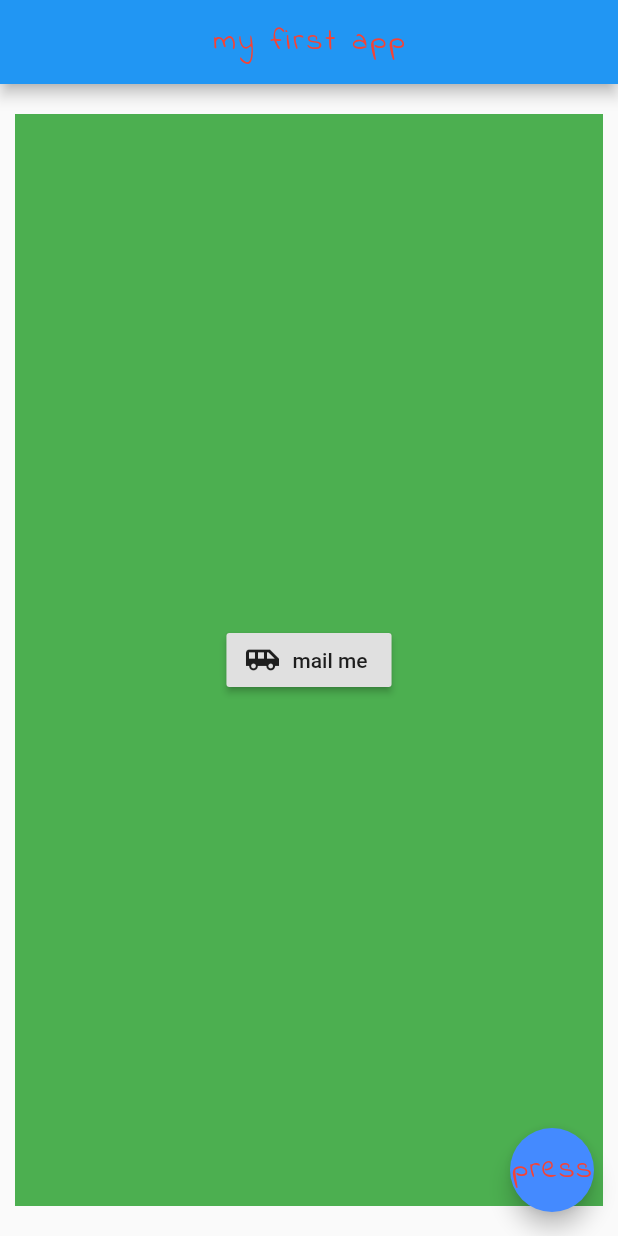
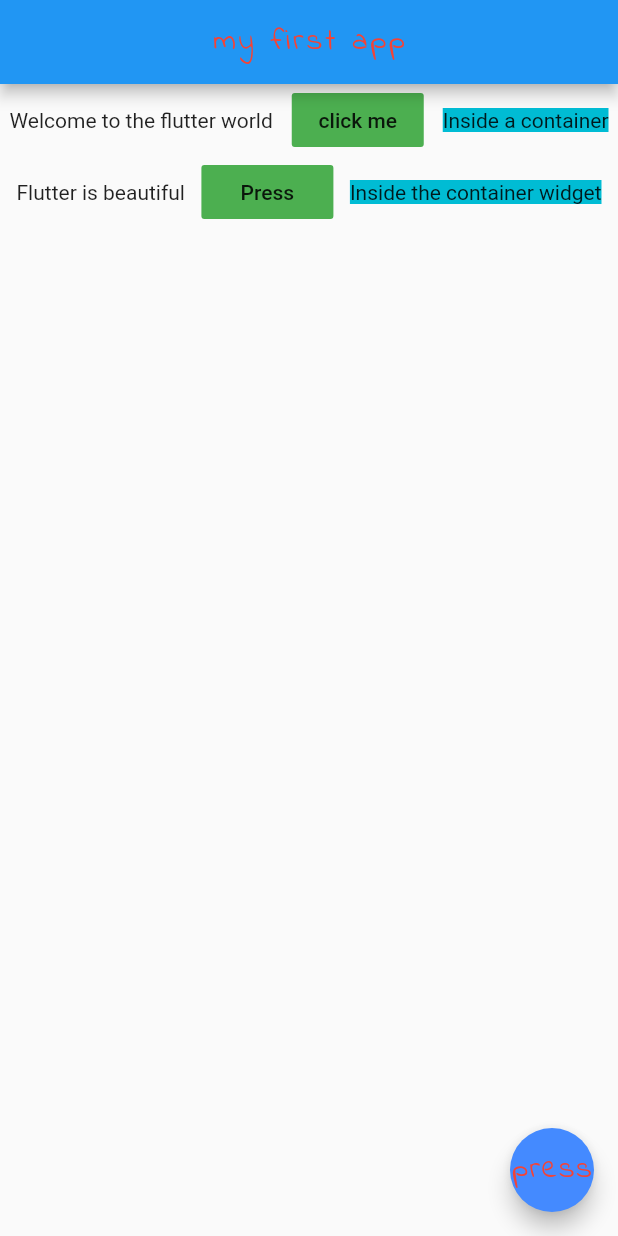
Before and after one commit to SANJEETNITK/flutter_mtap, a Flutter app: the screen it shows after launch, on a phone screen of 412 x 824 dp. Run offline on Flutter 3.47's test engine with Material 2 defaults, Android fonts, the phone set to English and light mode, and no system bars.

Commit message:
Row Column Layout

```diff
--- a/lib/main.dart
+++ b/lib/main.dart
@@ -1,16 +1,6 @@
 import 'package:flutter/material.dart';
 
 void main() => runApp(MaterialApp(
-    // home: Scaffold(
-    // appBar: AppBar(
-    // title: Text(
-    // 'my first app',
-    // style: TextStyle(
-    //     fontSize: 20.0,
-    //     letterSpacing: 2.0,
-    //     fontFamily: 'IndieFlower',
-    //     color: Colors.red,
-
         home: MyApp()
     ));
 
@@ -33,18 +23,58 @@ class MyApp extends StatelessWidget {
     ),
     centerTitle: true,
     ),
-      body: Container(
+    // body: Padding(
+    //   padding: EdgeInsets.all(20.0),
+    //   child: Text(
+    //     'Hello',
+    //     style: TextStyle(
+    //       backgroundColor: Colors.blue,
+    //       color: Colors.white
+    //     ),
+    //   ),
+    // ),
 
-          margin: EdgeInsets.symmetric(vertical: 20.0, horizontal: 10.0),
-          padding: EdgeInsets.symmetric(vertical: 20.0, horizontal: 10.0),
-          color: Colors.green,
-          child: Center(
-              child: RaisedButton.icon(
-                  onPressed: (){},
-                  icon: Icon(Icons.airport_shuttle),
-                  label: Text('mail me'))
-          ),
-      ),
+    body: Column(
+      children: [
+        Row(
+          mainAxisAlignment: MainAxisAlignment.spaceAround,
+          children: [
+            Text('Welcome to the flutter world'),
+            FlatButton(
+              onPressed: () {},
+              child: Text(
+                'click me'
+              ),
+              color: Colors.green,
+            ),
+            Container(
+              color: Colors.cyan,
+              // child: SizedBox(width: 20.0, height: 40.0,),
+              child: Text('Inside a container'),
+            ),
+          ],
+        ),
+        Row(
+          mainAxisAlignment: MainAxisAlignment.spaceEvenly,
+          children: [
+            Text('Flutter is beautiful'),
+            FlatButton(
+              onPressed: () {},
+              child: Text(
+                  'Press'
+              ),
+              color: Colors.green,
+            ),
+            Container(
+              color: Colors.cyan,
+              // child: SizedBox(width: 20.0, height: 40.0,),
+              child: Text('Inside the container widget'),
+            ),
+          ],
+        ),
+      ],
+    ),
+
       floatingActionButton: FloatingActionButton(
         backgroundColor: Colors.blueAccent,
         child: Text('press',
```
